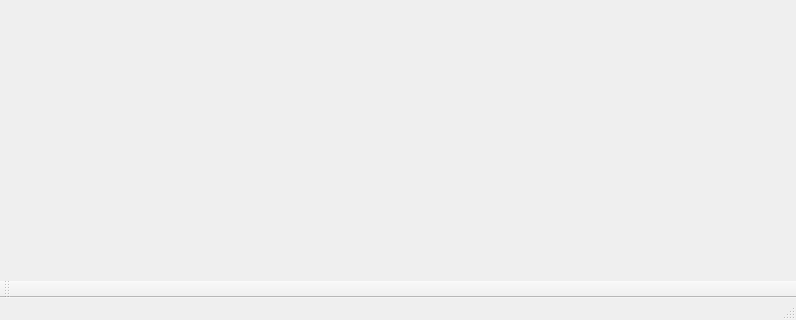
Above: src/pyphoplacecellanalysis/GUI/Qt/Menus/GlobalApplicationMenusMainWindow/GlobalApplicationMenusMainWindow.ui from CommanderPho/pyPhoPlaceCellAnalysis before the change; both pictures show x 0 to 796 and y 280 to 600 of the 796 by 600 pixel window. Below: the same form after it.
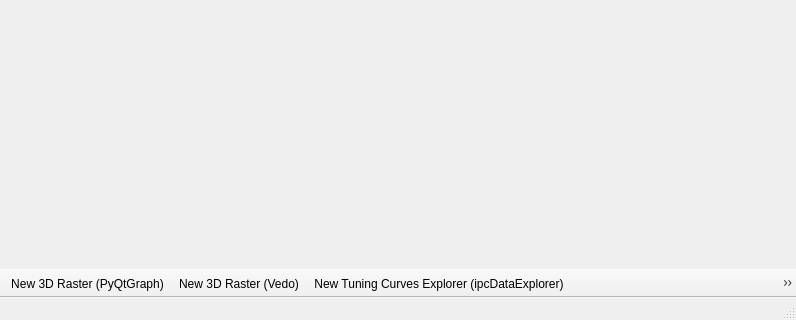
That is the form after the change. Icons and pictures are not drawn.

Patch:
```diff
--- a/src/pyphoplacecellanalysis/GUI/Qt/Menus/GlobalApplicationMenusMainWindow/GlobalApplicationMenusMainWindow.ui
+++ b/src/pyphoplacecellanalysis/GUI/Qt/Menus/GlobalApplicationMenusMainWindow/GlobalApplicationMenusMainWindow.ui
@@ -108,12 +108,37 @@
    <property name="windowTitle">
     <string>toolBar</string>
    </property>
+   <property name="styleSheet">
+    <string notr="true">font: 6pt &quot;Segoe UI&quot;;</string>
+   </property>
+   <property name="movable">
+    <bool>false</bool>
+   </property>
+   <property name="allowedAreas">
+    <set>Qt::AllToolBarAreas</set>
+   </property>
+   <property name="orientation">
+    <enum>Qt::Horizontal</enum>
+   </property>
+   <property name="iconSize">
+    <size>
+     <width>24</width>
+     <height>24</height>
+    </size>
+   </property>
+   <property name="toolButtonStyle">
+    <enum>Qt::ToolButtonIconOnly</enum>
+   </property>
    <attribute name="toolBarArea">
     <enum>BottomToolBarArea</enum>
    </attribute>
    <attribute name="toolBarBreak">
     <bool>false</bool>
    </attribute>
+   <addaction name="actionNew_3D_Raster_PyQtGraph"/>
+   <addaction name="actionNew_3D_Raster_Vedo"/>
+   <addaction name="actionNew_Tuning_Curves_Explorer_ipcDataExplorer"/>
+   <addaction name="actionNew_Spikes_Behavior_Explorer_ipspikesDataExplorer"/>
   </widget>
   <widget class="QStatusBar" name="statusbar"/>
   <action name="actionLoad">
```
Left out of the diff: 10 changed lines with no effect on the pictures.
